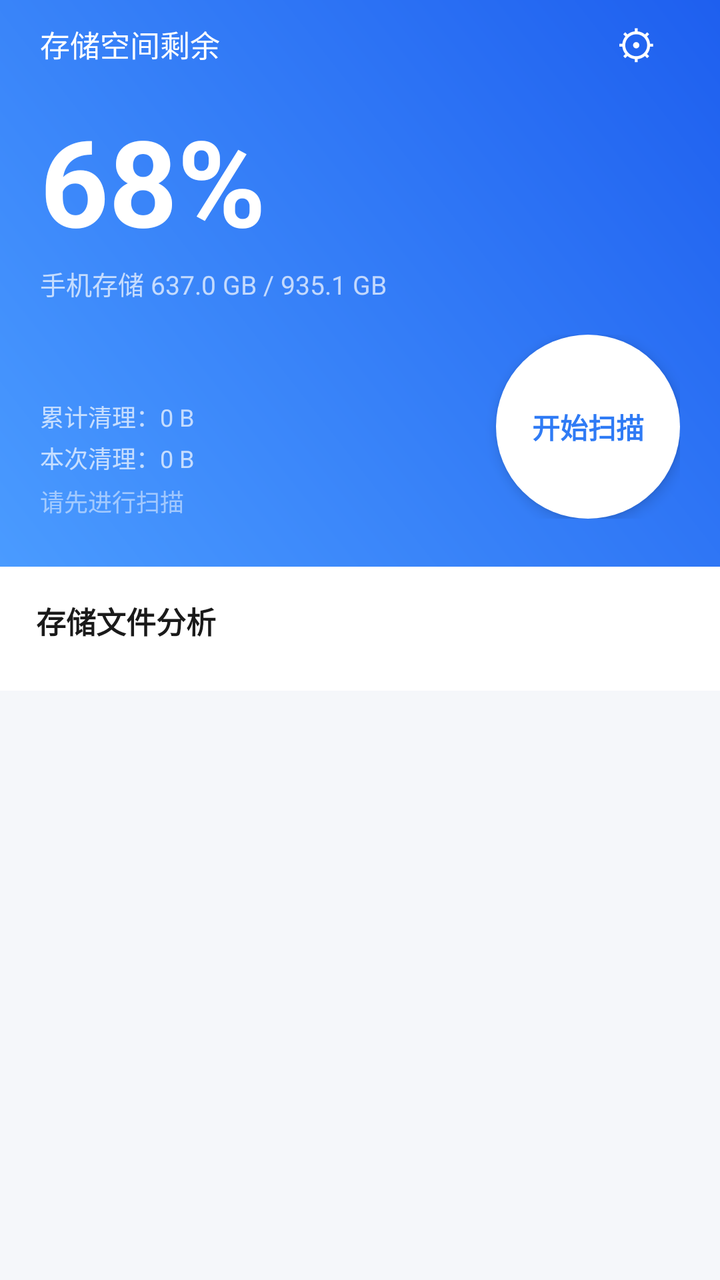
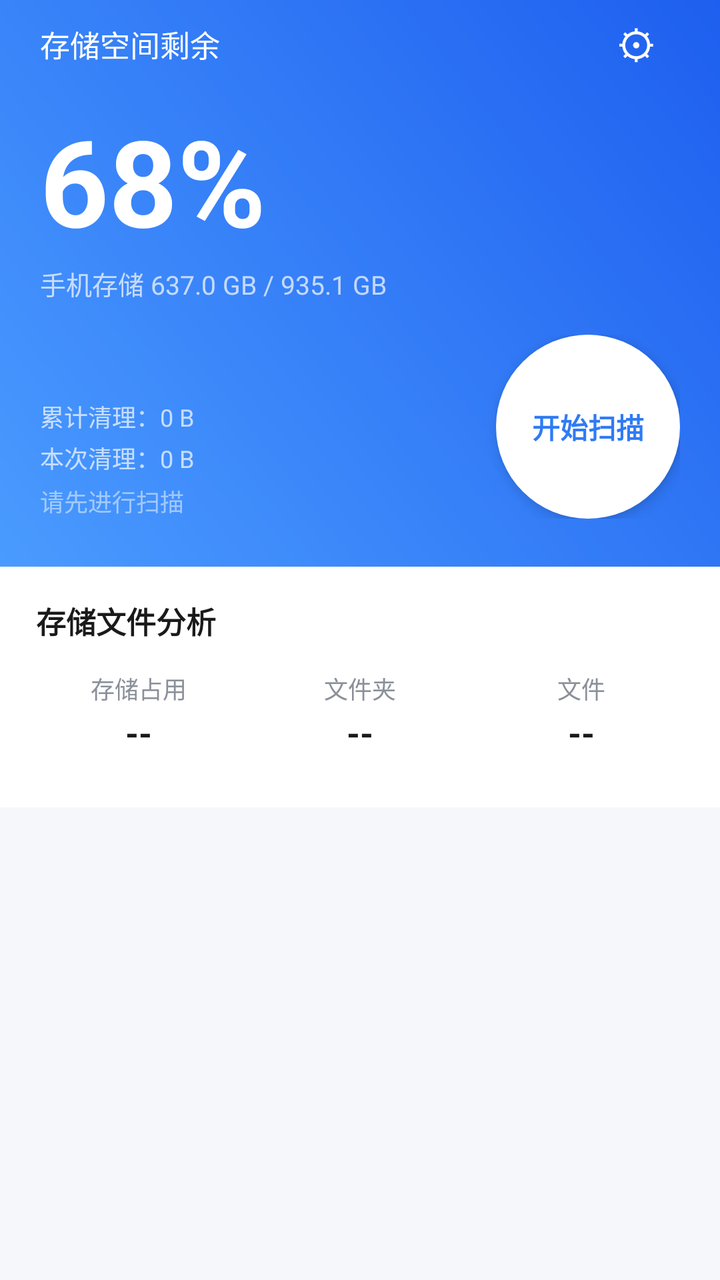

Screens rendered from an Android XML layout before and after an edit, with the pre-edit source and the edit as a unified diff.
<!-- AndroidManifest.xml: application theme Theme.Clean -->
<!-- res/layout/activity_main.xml -->
<?xml version="1.0" encoding="utf-8"?>
<LinearLayout xmlns:android="http://schemas.android.com/apk/res/android"
    android:layout_width="match_parent"
    android:layout_height="match_parent"
    android:orientation="vertical"
    android:background="@color/bg">

    <ScrollView
        android:layout_width="match_parent"
        android:layout_height="match_parent"
        android:fillViewport="true"
        android:scrollbars="none">

        <LinearLayout
            android:layout_width="match_parent"
            android:layout_height="wrap_content"
            android:orientation="vertical">

            
            <LinearLayout
                android:id="@+id/headerCard"
                android:layout_width="match_parent"
                android:layout_height="wrap_content"
                android:orientation="vertical"
                android:background="@drawable/bg_header"
                android:paddingStart="20dp"
                android:paddingEnd="20dp"
                android:paddingBottom="24dp">

                <LinearLayout
                    android:layout_width="match_parent"
                    android:layout_height="wrap_content"
                    android:orientation="horizontal"
                    android:gravity="center_vertical">

                    <TextView
                        android:layout_width="wrap_content"
                        android:layout_height="wrap_content"
                        android:textSize="15sp"
                        android:textColor="@color/white"
                        android:text="存储空间剩余" />

                    <View
                        android:layout_width="0dp"
                        android:layout_height="1dp"
                        android:layout_weight="1" />

                    <TextView
                        android:id="@+id/btnSettings"
                        android:layout_width="44dp"
                        android:layout_height="44dp"
                        android:gravity="center"
                        android:textSize="20sp"
                        android:textColor="@color/white"
                        android:text="⚙" />
                </LinearLayout>

                <TextView
                    android:id="@+id/tvPercent"
                    android:layout_width="wrap_content"
                    android:layout_height="wrap_content"
                    android:layout_marginTop="6dp"
                    android:textSize="60sp"
                    android:textStyle="bold"
                    android:textColor="@color/white"
                    android:text="68%" />

                <TextView
                    android:id="@+id/tvSpace"
                    android:layout_width="wrap_content"
                    android:layout_height="wrap_content"
                    android:layout_marginTop="2dp"
                    android:textSize="13sp"
                    android:textColor="@color/white_70"
                    android:text="手机存储 637.0 GB / 935.1 GB" />

                <LinearLayout
                    android:layout_width="match_parent"
                    android:layout_height="wrap_content"
                    android:layout_marginTop="16dp"
                    android:orientation="horizontal"
                    android:gravity="bottom">

                    <LinearLayout
                        android:layout_width="0dp"
                        android:layout_height="wrap_content"
                        android:layout_weight="1"
                        android:orientation="vertical">

                        <TextView
                            android:id="@+id/tvTotalCleaned"
                            android:layout_width="wrap_content"
                            android:layout_height="wrap_content"
                            android:textSize="12sp"
                            android:textColor="@color/white_70"
                            android:text="累计清理：0 B" />

                        <TextView
                            android:id="@+id/tvSessionCleaned"
                            android:layout_width="wrap_content"
                            android:layout_height="wrap_content"
                            android:layout_marginTop="3dp"
                            android:textSize="12sp"
                            android:textColor="@color/white_70"
                            android:text="本次清理：0 B" />

                        <TextView
                            android:id="@+id/tvHint"
                            android:layout_width="wrap_content"
                            android:layout_height="wrap_content"
                            android:layout_marginTop="4dp"
                            android:textSize="12sp"
                            android:textColor="@color/white_50"
                            android:text="请先进行扫描" />
                    </LinearLayout>

                    <TextView
                        android:id="@+id/btnScan"
                        android:layout_width="92dp"
                        android:layout_height="92dp"
                        android:gravity="center"
                        android:background="@drawable/bg_scan_circle"
                        android:text="开始扫描"
                        android:textSize="14sp"
                        android:textStyle="bold"
                        android:textColor="@color/primary"
                        android:elevation="4dp" />
                </LinearLayout>
            </LinearLayout>

            
            <LinearLayout
                android:layout_width="match_parent"
                android:layout_height="wrap_content"
                android:orientation="vertical"
                android:background="@color/white">

                <TextView
                    android:layout_width="wrap_content"
                    android:layout_height="wrap_content"
                    android:layout_marginStart="18dp"
                    android:layout_marginTop="16dp"
                    android:layout_marginBottom="4dp"
                    android:text="存储文件分析"
                    style="@style/TextSection" />

                <LinearLayout
                    android:id="@+id/grid"
                    android:layout_width="match_parent"
                    android:layout_height="wrap_content"
                    android:orientation="vertical"
                    android:paddingStart="8dp"
                    android:paddingEnd="8dp"
                    android:paddingBottom="20dp" />
            </LinearLayout>
        </LinearLayout>
    </ScrollView>
</LinearLayout>
<!-- resources referenced by this layout -->
<resources>
  <color name="bg">#F5F7FA</color>
  <color name="primary">#2F7BF5</color>
  <color name="white">#FFFFFF</color>
  <color name="white_50">#80FFFFFF</color>
  <color name="white_70">#B3FFFFFF</color>
  <!-- drawable bg_header (drawable) -->
  <?xml version="1.0" encoding="utf-8"?>
  <shape xmlns:android="http://schemas.android.com/apk/res/android" android:shape="rectangle">
      <gradient
          android:angle="45"
          android:startColor="#4A9BFF"
          android:endColor="#1E5FEF"
          android:type="linear" />
  </shape>
  <!-- drawable bg_scan_circle (drawable) -->
  <?xml version="1.0" encoding="utf-8"?>
  <shape xmlns:android="http://schemas.android.com/apk/res/android" android:shape="oval">
      <solid android:color="#FFFFFF" />
  </shape>
  <style name="TextSection" parent="">
          <item name="android:textSize">15sp</item>
          <item name="android:textColor">@color/text_main</item>
          <item name="android:textStyle">bold</item>
      </style>
  <style name="Theme.Clean" parent="Theme.Material3.Light.NoActionBar">
          <item name="colorPrimary">@color/primary</item>
          <item name="colorOnPrimary">@color/white</item>
          <item name="colorPrimaryContainer">@color/primary_light</item>
          <item name="colorOnPrimaryContainer">@color/primary_dark</item>
          <item name="colorSecondary">@color/accent</item>
          <item name="android:colorBackground">@color/bg</item>
          <item name="colorSurface">@color/card</item>
          <item name="android:statusBarColor">@android:color/transparent</item>
          <item name="android:windowLightStatusBar">false</item>
          <item name="android:navigationBarColor">@color/bg</item>
      </style>
  <color name="text_main">#1A1A1A</color>
  <color name="primary_light">#E8F1FE</color>
  <color name="primary_dark">#1E5FEF</color>
  <color name="accent">#35A0FF</color>
  <color name="card">#FFFFFF</color>
</resources>

<!-- the commit's change to res/layout/activity_main.xml (unified diff, before → after) -->
@@ -144,6 +144,92 @@
                     android:text="存储文件分析"
                     style="@style/TextSection" />
 
+                
+                <LinearLayout
+                    android:layout_width="match_parent"
+                    android:layout_height="wrap_content"
+                    android:orientation="horizontal"
+                    android:paddingStart="14dp"
+                    android:paddingEnd="14dp"
+                    android:paddingTop="10dp"
+                    android:paddingBottom="6dp">
+
+                    <LinearLayout
+                        android:layout_width="0dp"
+                        android:layout_height="wrap_content"
+                        android:layout_weight="1"
+                        android:orientation="vertical"
+                        android:gravity="center">
+
+                        <TextView
+                            android:layout_width="wrap_content"
+                            android:layout_height="wrap_content"
+                            android:text="存储占用"
+                            android:textSize="12sp"
+                            android:textColor="@color/text_secondary" />
+
+                        <TextView
+                            android:id="@+id/tvStatTotal"
+                            android:layout_width="wrap_content"
+                            android:layout_height="wrap_content"
+                            android:layout_marginTop="2dp"
+                            android:text="--"
+                            android:textSize="17sp"
+                            android:textStyle="bold"
+                            android:textColor="@color/text_main" />
+                    </LinearLayout>
+
+                    <LinearLayout
+                        android:layout_width="0dp"
+                        android:layout_height="wrap_content"
+                        android:layout_weight="1"
+                        android:orientation="vertical"
+                        android:gravity="center">
+
+                        <TextView
+                            android:layout_width="wrap_content"
+                            android:layout_height="wrap_content"
+                            android:text="文件夹"
+                            android:textSize="12sp"
+                            android:textColor="@color/text_secondary" />
+
+                        <TextView
+                            android:id="@+id/tvStatFolders"
+                            android:layout_width="wrap_content"
+                            android:layout_height="wrap_content"
+                            android:layout_marginTop="2dp"
+                            android:text="--"
+                            android:textSize="17sp"
+                            android:textStyle="bold"
+                            android:textColor="@color/text_main" />
+                    </LinearLayout>
+
+                    <LinearLayout
+                        android:layout_width="0dp"
+                        android:layout_height="wrap_content"
+                        android:layout_weight="1"
+                        android:orientation="vertical"
+                        android:gravity="center">
+
+                        <TextView
+                            android:layout_width="wrap_content"
+                            android:layout_height="wrap_content"
+                            android:text="文件"
+                            android:textSize="12sp"
+                            android:textColor="@color/text_secondary" />
+
+                        <TextView
+                            android:id="@+id/tvStatFiles"
+                            android:layout_width="wrap_content"
+                            android:layout_height="wrap_content"
+                            android:layout_marginTop="2dp"
+                            android:text="--"
+                            android:textSize="17sp"
+                            android:textStyle="bold"
+                            android:textColor="@color/text_main" />
+                    </LinearLayout>
+                </LinearLayout>
+
                 <LinearLayout
                     android:id="@+id/grid"
                     android:layout_width="match_parent"
<!-- resource entries referenced after the edit -->
@@ -2,6 +2,8 @@
 <resources>
   <color name="bg">#F5F7FA</color>
   <color name="primary">#2F7BF5</color>
+  <color name="text_main">#1A1A1A</color>
+  <color name="text_secondary">#8A9099</color>
   <color name="white">#FFFFFF</color>
   <color name="white_50">#80FFFFFF</color>
   <color name="white_70">#B3FFFFFF</color>
@@ -36,7 +38,6 @@
           <item name="android:windowLightStatusBar">false</item>
           <item name="android:navigationBarColor">@color/bg</item>
       </style>
-  <color name="text_main">#1A1A1A</color>
   <color name="primary_light">#E8F1FE</color>
   <color name="primary_dark">#1E5FEF</color>
   <color name="accent">#35A0FF</color>
